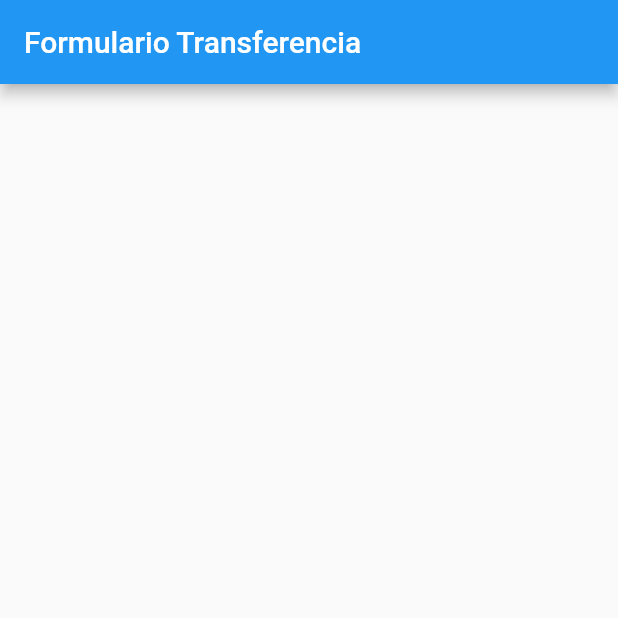
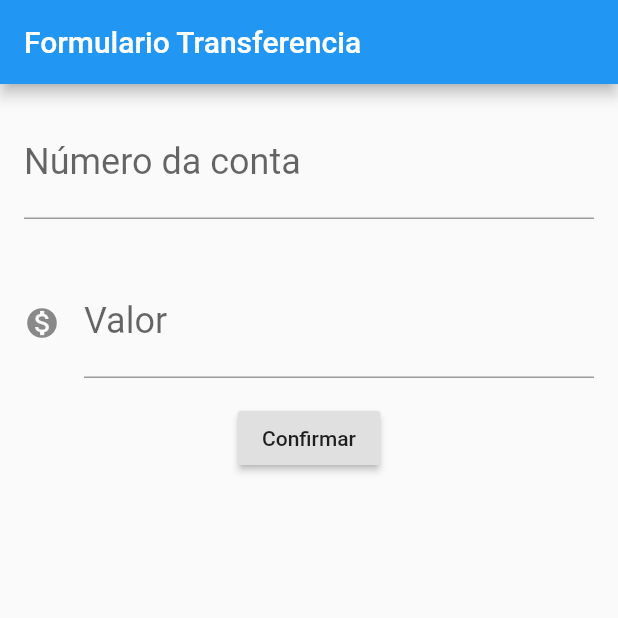
Before and after one commit to andytsunami/bytebank, a Flutter app: the screen it shows after launch, on a phone screen of 412 x 824 dp, the top half of it. Run offline on Flutter 3.47's test engine with Material 2 defaults, Android fonts, the phone set to English and light mode, and no system bars.

Commit message:
Criando formulario de transferencia

```diff
--- a/lib/main.dart
+++ b/lib/main.dart
@@ -8,7 +8,6 @@ class ByteBankApp extends StatelessWidget {
   Widget build(BuildContext context) {
     return MaterialApp(home: FormularioTransferencia());
   }
-
 }
 
 class ListaTransferencia extends StatelessWidget {
@@ -53,15 +52,61 @@ class Transferencia {
   final int _conta;
 
   Transferencia(this._valor, this._conta);
+
+  @override
+  String toString() {
+    return 'Transferencia{_valor: $_valor, _conta: $_conta}';
+  }
 }
 
 class FormularioTransferencia extends StatelessWidget {
+  final TextEditingController _controladorCampoNumeroConta =
+      TextEditingController();
+  final TextEditingController _controladorCampoValor = TextEditingController();
+
   @override
   Widget build(BuildContext context) {
     return Scaffold(
       appBar: AppBar(
-        title: Text("Formulario Transferencia")
-        ,
+        title: Text("Formulario Transferencia"),
+      ),
+      body: Column(
+        children: <Widget>[
+          Padding(
+            padding: const EdgeInsets.all(16.0),
+            child: TextField(
+              controller: _controladorCampoNumeroConta,
+              style: TextStyle(fontSize: 24.0),
+              decoration: InputDecoration(
+                  labelText: "Número da conta", hintText: "0000"),
+              keyboardType: TextInputType.number,
+            ),
+          ),
+          Padding(
+            padding: const EdgeInsets.all(16.0),
+            child: TextField(
+              controller: _controladorCampoValor,
+              style: TextStyle(fontSize: 24.0),
+              decoration: InputDecoration(
+                  icon: Icon(Icons.monetization_on),
+                  labelText: "Valor",
+                  hintText: "0.00"),
+              keyboardType: TextInputType.number,
+            ),
+          ),
+          RaisedButton(
+            child: Text("Confirmar"),
+            onPressed: () {
+              final int conta = int.tryParse(_controladorCampoNumeroConta.text);
+              final double valor = double.tryParse(_controladorCampoValor.text);
+
+              if (valor != null && conta != null) {
+                final transferenciaCriada = Transferencia(valor, conta);
+                debugPrint("$transferenciaCriada");
+              }
+            },
+          )
+        ],
       ),
     );
   }
```
